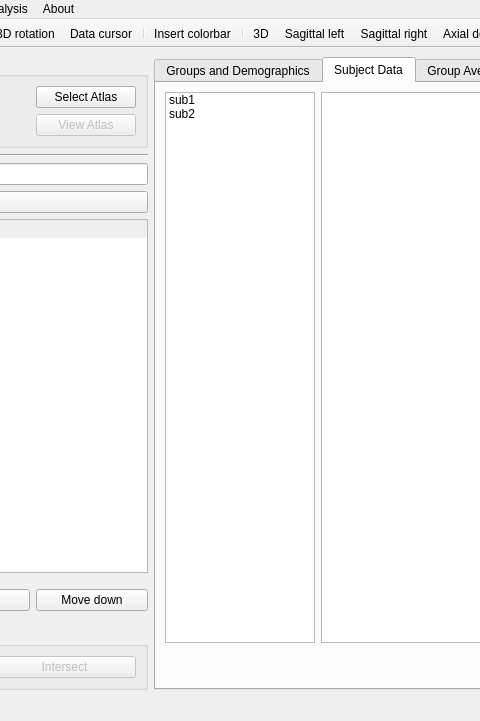
The window that braphy/gui/ui_files/cohort_editor.ui (softmatterlab/Braph-2.0-Python) describes before a commit, drawn with Qt 5; both pictures show x 326 to 806 and y 0 to 721 of the 1255 by 721 pixel window.
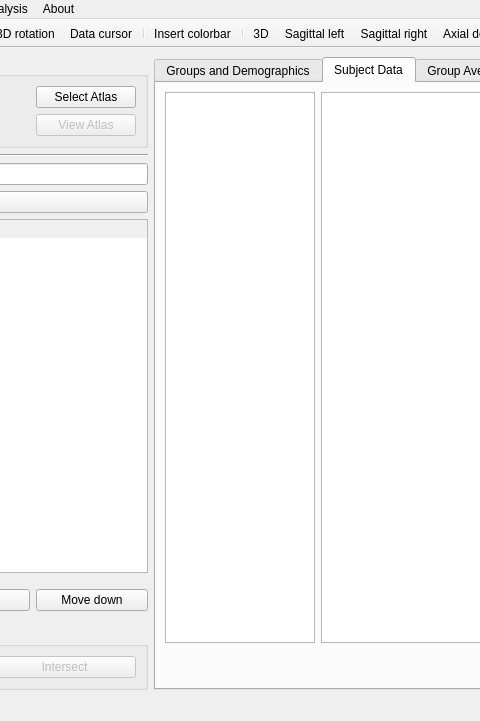
The same window after the commit. Icons and pictures are not drawn. Custom widgets are drawn as their Qt base class.

Commit message: Cohort fmri select subject in list

The edit to the form file:
```diff
--- a/braphy/gui/ui_files/cohort_editor.ui
+++ b/braphy/gui/ui_files/cohort_editor.ui
@@ -657,16 +657,6 @@
                 <height>16777215</height>
                </size>
               </property>
-              <item>
-               <property name="text">
-                <string>sub1</string>
-               </property>
-              </item>
-              <item>
-               <property name="text">
-                <string>sub2</string>
-               </property>
-              </item>
              </widget>
             </item>
             <item>
```
The commit also changes 2 other files.
